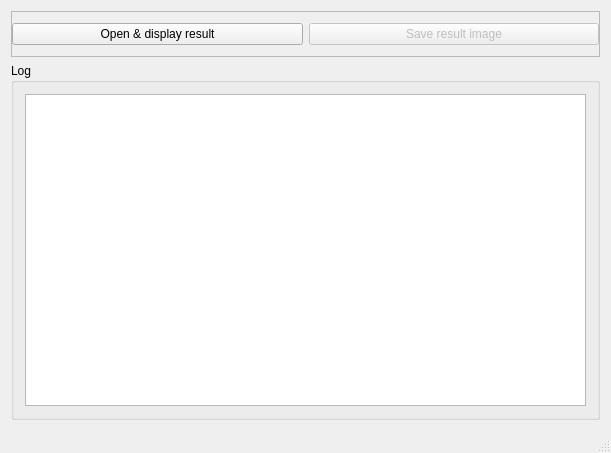
The window that 3dvision/UI/mainwindow.ui (zlogic/cybervision) describes before a commit, drawn with Qt 5.
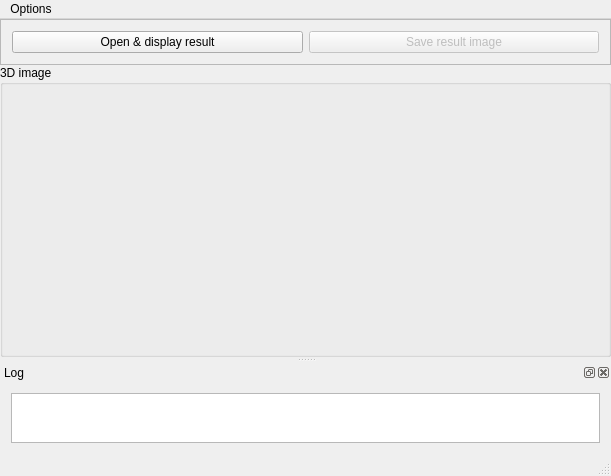
The same window after the commit. Custom widgets are drawn as their Qt base class.

Patch:
```diff
--- a/3dvision/UI/mainwindow.ui
+++ b/3dvision/UI/mainwindow.ui
@@ -7,16 +7,28 @@
     <x>0</x>
     <y>0</y>
     <width>611</width>
-    <height>453</height>
+    <height>476</height>
    </rect>
   </property>
   <property name="windowTitle">
    <string>MainWindow</string>
   </property>
   <widget class="QWidget" name="centralWidget">
-   <layout class="QVBoxLayout" name="verticalLayout">
-    <item>
+   <layout class="QGridLayout" name="gridLayout">
+    <property name="margin">
+     <number>0</number>
+    </property>
+    <property name="spacing">
+     <number>0</number>
+    </property>
+    <item row="0" column="0">
      <widget class="QFrame" name="frame">
+      <property name="sizePolicy">
+       <sizepolicy hsizetype="MinimumExpanding" vsizetype="Fixed">
+        <horstretch>0</horstretch>
+        <verstretch>0</verstretch>
+       </sizepolicy>
+      </property>
       <property name="frameShape">
        <enum>QFrame::StyledPanel</enum>
       </property>
@@ -24,12 +36,6 @@
        <enum>QFrame::Raised</enum>
       </property>
       <layout class="QHBoxLayout" name="horizontalLayout">
-       <property name="leftMargin">
-        <number>0</number>
-       </property>
-       <property name="rightMargin">
-        <number>0</number>
-       </property>
        <item>
         <widget class="QPushButton" name="startProcessButton">
          <property name="text">
@@ -50,8 +56,8 @@
       </layout>
      </widget>
     </item>
-    <item>
-     <widget class="QGroupBox" name="logGroupBox">
+    <item row="1" column="0">
+     <widget class="QGroupBox" name="groupBox">
       <property name="sizePolicy">
        <sizepolicy hsizetype="MinimumExpanding" vsizetype="MinimumExpanding">
         <horstretch>0</horstretch>
@@ -59,13 +65,16 @@
        </sizepolicy>
       </property>
       <property name="title">
-       <string>Log</string>
+       <string>3D image</string>
       </property>
-      <layout class="QHBoxLayout" name="horizontalLayout_2">
+      <layout class="QVBoxLayout" name="verticalLayout_2">
        <item>
-        <widget class="QPlainTextEdit" name="logTextEdit">
-         <property name="readOnly">
-          <bool>true</bool>
+        <widget class="CybervisionViewer" name="openGLViewport" native="true">
+         <property name="sizePolicy">
+          <sizepolicy hsizetype="MinimumExpanding" vsizetype="MinimumExpanding">
+           <horstretch>0</horstretch>
+           <verstretch>0</verstretch>
+          </sizepolicy>
          </property>
         </widget>
        </item>
@@ -75,8 +84,78 @@
    </layout>
   </widget>
   <widget class="QStatusBar" name="statusBar"/>
+  <widget class="QDockWidget" name="logDockWidget">
+   <property name="windowTitle">
+    <string>Log</string>
+   </property>
+   <attribute name="dockWidgetArea">
+    <number>8</number>
+   </attribute>
+   <widget class="QWidget" name="dockWidgetContents">
+    <layout class="QHBoxLayout" name="horizontalLayout_2">
+     <item>
+      <widget class="QPlainTextEdit" name="logTextEdit">
+       <property name="sizePolicy">
+        <sizepolicy hsizetype="Expanding" vsizetype="Ignored">
+         <horstretch>0</horstretch>
+         <verstretch>0</verstretch>
+        </sizepolicy>
+       </property>
+       <property name="minimumSize">
+        <size>
+         <width>0</width>
+         <height>50</height>
+        </size>
+       </property>
+       <property name="undoRedoEnabled">
+        <bool>false</bool>
+       </property>
+       <property name="readOnly">
+        <bool>true</bool>
+       </property>
+      </widget>
+     </item>
+    </layout>
+   </widget>
+  </widget>
+  <widget class="QMenuBar" name="menuBar">
+   <property name="geometry">
+    <rect>
+     <x>0</x>
+     <y>0</y>
+     <width>611</width>
+     <height>21</height>
+    </rect>
+   </property>
+   <widget class="QMenu" name="menuOptions">
+    <property name="title">
+     <string>Options</string>
+    </property>
+    <addaction name="actionShowlog"/>
+   </widget>
+   <addaction name="menuOptions"/>
+  </widget>
+  <action name="actionShowlog">
+   <property name="checkable">
+    <bool>true</bool>
+   </property>
+   <property name="text">
+    <string>Show log</string>
+   </property>
+   <property name="toolTip">
+    <string>Show the log</string>
+   </property>
+  </action>
  </widget>
  <layoutdefault spacing="6" margin="11"/>
+ <customwidgets>
+  <customwidget>
+   <class>CybervisionViewer</class>
+   <extends>QWidget</extends>
+   <header>UI/cybervisionviewer.h</header>
+   <container>1</container>
+  </customwidget>
+ </customwidgets>
  <resources/>
  <connections/>
 </ui>
```
Left out of the diff: 2 changed lines with no effect on the pictures.
